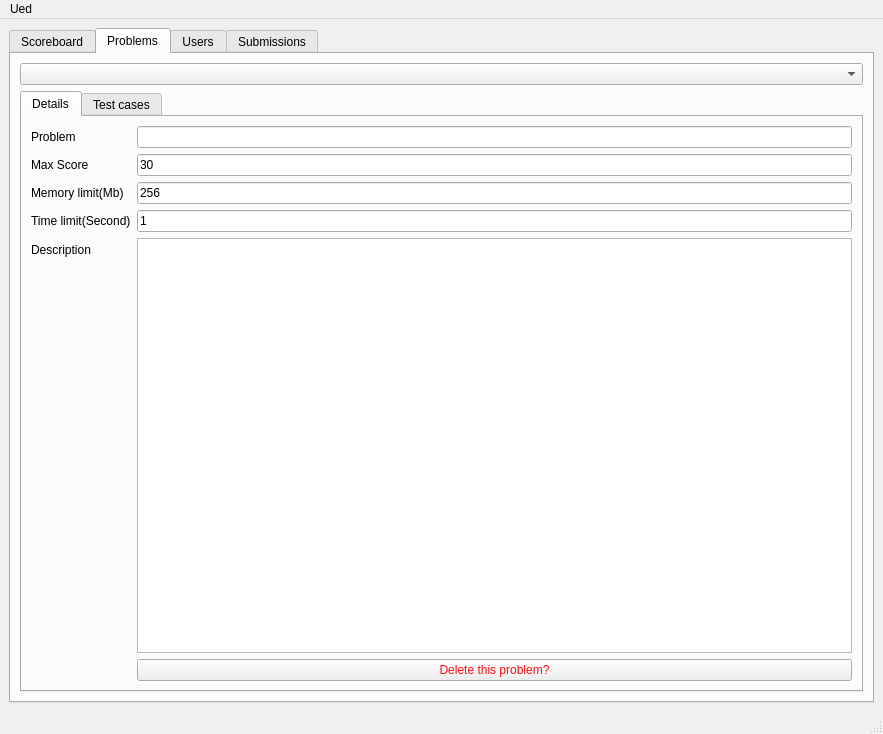
Old version of the form dashboardwindow.ui in the repository tabvn/programming-contests-platform.
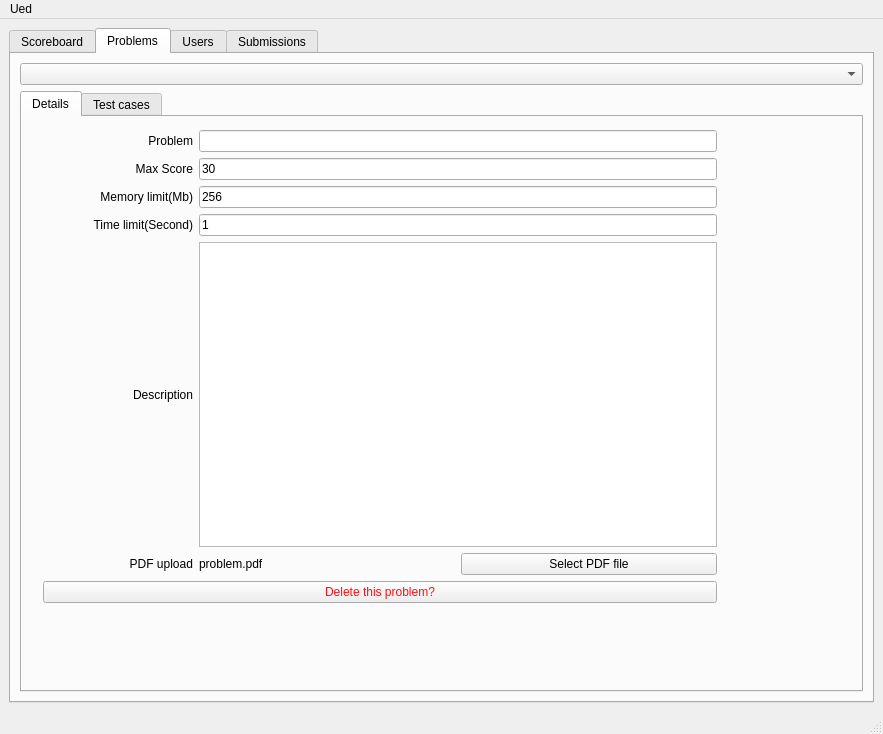
New version of the form. The open tabs and pages were chosen to show the change.

```diff
--- a/dashboardwindow.ui
+++ b/dashboardwindow.ui
@@ -116,20 +116,37 @@
              <attribute name="title">
               <string>Details</string>
              </attribute>
-             <layout class="QHBoxLayout" name="horizontalLayout_3">
-              <item>
-               <layout class="QFormLayout" name="formLayout">
-                <property name="sizeConstraint">
-                 <enum>QLayout::SetMinAndMaxSize</enum>
-                </property>
-                <item row="0" column="0">
+             <widget class="QWidget" name="layoutWidget">
+              <property name="geometry">
+               <rect>
+                <x>21</x>
+                <y>13</y>
+                <width>674</width>
+                <height>473</height>
+               </rect>
+              </property>
+              <layout class="QVBoxLayout" name="verticalLayout_14">
+               <item>
+                <layout class="QVBoxLayout" name="verticalLayout_13">
+                 <item>
+                  <layout class="QHBoxLayout" name="horizontalLayout_11">
+                   <item>
                  <widget class="QLabel" name="label">
+                     <property name="minimumSize">
+                      <size>
+                       <width>150</width>
+                       <height>0</height>
+                      </size>
+                     </property>
                   <property name="text">
                    <string>Problem</string>
                   </property>
-                 </widget>
-                </item>
-                <item row="0" column="1">
+                     <property name="alignment">
+                      <set>Qt::AlignRight|Qt::AlignTrailing|Qt::AlignVCenter</set>
+                     </property>
+                    </widget>
+                   </item>
+                   <item>
                  <widget class="QLineEdit" name="problemTextField">
                   <property name="minimumSize">
                    <size>
@@ -142,14 +159,27 @@
                   </property>
                  </widget>
                 </item>
-                <item row="1" column="0">
+                  </layout>
+                 </item>
+                 <item>
+                  <layout class="QHBoxLayout" name="horizontalLayout_10">
+                   <item>
                  <widget class="QLabel" name="label_2">
+                     <property name="minimumSize">
+                      <size>
+                       <width>150</width>
+                       <height>0</height>
+                      </size>
+                     </property>
                   <property name="text">
                    <string>Max Score</string>
                   </property>
-                 </widget>
-                </item>
-                <item row="1" column="1">
+                     <property name="alignment">
+                      <set>Qt::AlignRight|Qt::AlignTrailing|Qt::AlignVCenter</set>
+                     </property>
+                    </widget>
+                   </item>
+                   <item>
                  <widget class="QLineEdit" name="maxScoreTextField">
                   <property name="minimumSize">
                    <size>
@@ -162,14 +192,27 @@
                   </property>
                  </widget>
                 </item>
-                <item row="2" column="0">
+                  </layout>
+                 </item>
+                 <item>
+                  <layout class="QHBoxLayout" name="horizontalLayout_9">
+                   <item>
                  <widget class="QLabel" name="label_3">
+                     <property name="minimumSize">
+                      <size>
+                       <width>150</width>
+                       <height>0</height>
+                      </size>
+                     </property>
                   <property name="text">
                    <string>Memory limit(Mb)</string>
                   </property>
-                 </widget>
-                </item>
-                <item row="2" column="1">
+                     <property name="alignment">
+                      <set>Qt::AlignRight|Qt::AlignTrailing|Qt::AlignVCenter</set>
+                     </property>
+                    </widget>
+                   </item>
+                   <item>
                  <widget class="QLineEdit" name="memoryLimitTextField">
                   <property name="minimumSize">
                    <size>
@@ -182,14 +225,27 @@
                   </property>
                  </widget>
                 </item>
-                <item row="3" column="0">
+                  </layout>
+                 </item>
+                 <item>
+                  <layout class="QHBoxLayout" name="horizontalLayout_8">
+                   <item>
                  <widget class="QLabel" name="label_4">
+                     <property name="minimumSize">
+                      <size>
+                       <width>150</width>
+                       <height>0</height>
+                      </size>
+                     </property>
                   <property name="text">
                    <string>Time limit(Second)</string>
                   </property>
-                 </widget>
-                </item>
-                <item row="3" column="1">
+                     <property name="alignment">
+                      <set>Qt::AlignRight|Qt::AlignTrailing|Qt::AlignVCenter</set>
+                     </property>
+                    </widget>
+                   </item>
+                   <item>
                  <widget class="QLineEdit" name="timelimitTextField">
                   <property name="minimumSize">
                    <size>
@@ -202,14 +258,33 @@
                   </property>
                  </widget>
                 </item>
-                <item row="5" column="0">
+                  </layout>
+                 </item>
+                 <item>
+                  <layout class="QHBoxLayout" name="horizontalLayout_7">
+                   <item>
                  <widget class="QLabel" name="label_5">
+                     <property name="minimumSize">
+                      <size>
+                       <width>150</width>
+                       <height>0</height>
+                      </size>
+                     </property>
+                     <property name="maximumSize">
+                      <size>
+                       <width>150</width>
+                       <height>16777215</height>
+                      </size>
+                     </property>
                   <property name="text">
                    <string>Description</string>
                   </property>
-                 </widget>
-                </item>
-                <item row="5" column="1">
+                     <property name="alignment">
+                      <set>Qt::AlignRight|Qt::AlignTrailing|Qt::AlignVCenter</set>
+                     </property>
+                    </widget>
+                   </item>
+                   <item>
                  <widget class="QTextEdit" name="descriptionTextField">
                   <property name="minimumSize">
                    <size>
@@ -229,7 +304,55 @@
                   </property>
                  </widget>
                 </item>
-                <item row="6" column="1">
+                  </layout>
+                 </item>
+                 <item>
+                  <layout class="QHBoxLayout" name="horizontalLayout_6">
+                   <item>
+                    <widget class="QLabel" name="label_8">
+                     <property name="minimumSize">
+                      <size>
+                       <width>150</width>
+                       <height>0</height>
+                      </size>
+                     </property>
+                     <property name="maximumSize">
+                      <size>
+                       <width>150</width>
+                       <height>16777215</height>
+                      </size>
+                     </property>
+                     <property name="text">
+                      <string>PDF upload</string>
+                     </property>
+                     <property name="alignment">
+                      <set>Qt::AlignRight|Qt::AlignTrailing|Qt::AlignVCenter</set>
+                     </property>
+                    </widget>
+                   </item>
+                   <item>
+                    <layout class="QHBoxLayout" name="horizontalLayout_3">
+                     <item>
+                      <widget class="QLabel" name="pdfFileLabel">
+                       <property name="text">
+                        <string>problem.pdf</string>
+                       </property>
+                      </widget>
+                     </item>
+                     <item>
+                      <widget class="QPushButton" name="selectPdfpushButton">
+                       <property name="text">
+                        <string>Select PDF file</string>
+                       </property>
+                      </widget>
+                     </item>
+                    </layout>
+                   </item>
+                  </layout>
+                 </item>
+                </layout>
+               </item>
+               <item>
                  <widget class="QPushButton" name="deleteProblemButton">
                   <property name="styleSheet">
                    <string notr="true">color: rgb(255, 13, 19);</string>
@@ -240,8 +363,7 @@
                  </widget>
                 </item>
                </layout>
-              </item>
-             </layout>
+             </widget>
             </widget>
             <widget class="QWidget" name="tab_2">
              <attribute name="title">
```
Left out of the diff: 14 changed lines with no effect on the pictures. Lines whose indentation alone changed are shown as unchanged.
